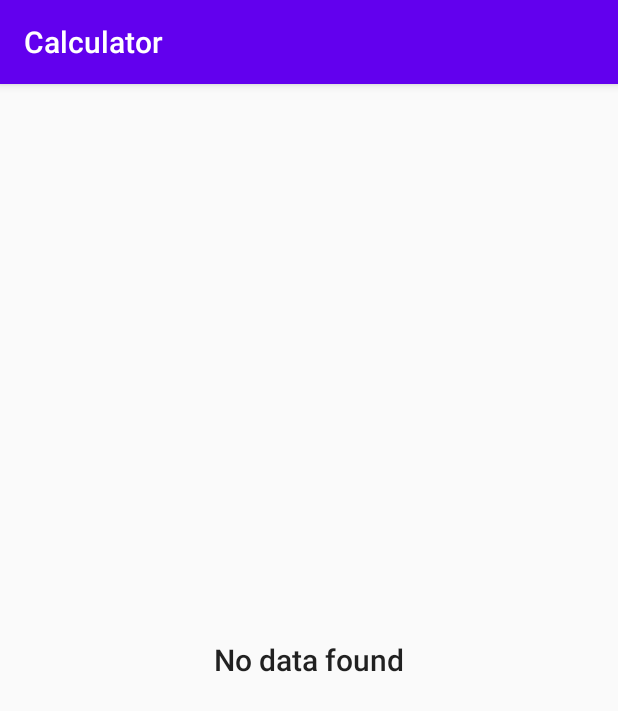
After one commit to amitdoiphode11/Calculator, an Android app: the HistoryActivity screen opened directly, with no data from a screen before it, on a phone screen of 412 x 824 dp. The commit adds this screen. Shown: the top 711 px of the screen. Run offline under Robolectric (Android 15) with nearby library versions, the phone set to English and light mode, and no system bars.

Commit message:
-- Add history

```diff
--- a/app/build.gradle
+++ b/app/build.gradle
@@ -32,6 +32,8 @@ dependencies {
     implementation 'androidx.appcompat:appcompat:1.2.0'
     implementation 'androidx.constraintlayout:constraintlayout:2.0.1'
     implementation 'androidx.lifecycle:lifecycle-extensions:2.2.0'
+    implementation 'androidx.legacy:legacy-support-v4:1.0.0'
+    implementation 'androidx.recyclerview:recyclerview:1.1.0'
     testImplementation 'junit:junit:4.12'
     androidTestImplementation 'androidx.test.ext:junit:1.1.2'
     androidTestImplementation 'androidx.test.espresso:espresso-core:3.3.0'
--- a/app/src/main/AndroidManifest.xml
+++ b/app/src/main/AndroidManifest.xml
@@ -10,6 +10,7 @@
         android:roundIcon="@mipmap/ic_launcher_round"
         android:supportsRtl="true"
         android:theme="@style/AppTheme">
+        <activity android:name=".ui.history.HistoryActivity"></activity>
         <activity android:name=".ui.login.LoginActivity">
             <intent-filter>
                 <action android:name="android.intent.action.MAIN" />
@@ -17,7 +18,7 @@
                 <category android:name="android.intent.category.LAUNCHER" />
             </intent-filter>
         </activity>
-        <activity android:name=".ui.calc.CalculatorActivity"/>
+        <activity android:name=".ui.calc.CalculatorActivity" />
         <activity android:name=".ui.calc.MainActivity" />
     </application>
 
--- /dev/null
+++ b/app/src/main/java/com/eaglesoft/calculator/ui/history/HistoryActivity.kt
@@ -0,0 +1,47 @@
+package com.eaglesoft.calculator.ui.history
+
+import android.content.Context
+import android.content.Intent
+import android.os.Bundle
+import androidx.appcompat.app.AppCompatActivity
+import androidx.fragment.app.Fragment
+import com.eaglesoft.calculator.R
+import com.eaglesoft.calculator.ui.history.fragment.HistoryListFragment
+
+class HistoryActivity : AppCompatActivity() {
+
+
+    companion object {
+        private val TAG = "HistoryActivity"
+        val TAG_LIST = "list"
+        fun getStartIntent(context: Context?, value: ArrayList<String>?): Intent {
+            val intent = Intent(context, HistoryActivity::class.java)
+            intent.putExtra(TAG_LIST,value )
+            return intent
+        }
+    }
+
+    override fun onCreate(savedInstanceState: Bundle?) {
+        super.onCreate(savedInstanceState)
+        setContentView(R.layout.activity_history)
+        replaceFragment(HistoryListFragment(getString(R.string.app_name),intent.getStringArrayListExtra(
+            TAG_LIST
+        )))
+    }
+
+    private fun replaceFragment(fragment: Fragment) {
+        supportFragmentManager.beginTransaction()
+            .replace(R.id.frame_layout, fragment, fragment.javaClass.simpleName)
+            .addToBackStack(null)
+            .commit()
+    }
+
+    override fun onBackPressed() {
+        if (supportFragmentManager.backStackEntryCount == 1) {
+            finish()
+        } else {
+            super.onBackPressed()
+        }
+    }
+
+}
--- /dev/null
+++ b/app/src/main/java/com/eaglesoft/calculator/ui/history/fragment/HistoryListFragment.kt
@@ -0,0 +1,37 @@
+package com.eaglesoft.calculator.ui.history.fragment
+
+import android.os.Bundle
+import android.util.Log
+import android.view.View
+import androidx.fragment.app.Fragment
+import androidx.recyclerview.widget.GridLayoutManager
+import com.eaglesoft.calculator.R
+import kotlinx.android.synthetic.main.fragment_history_list.*
+
+/**
+ * A fragment representing a list of Items.
+ */
+class HistoryListFragment(
+    val string: String?,
+    val value: ArrayList<String>?
+) : Fragment(R.layout.fragment_history_list) {
+
+    private var adapter: MyItemRecyclerViewAdapter? = null
+    private val TAG = "HistoryListFragment"
+
+    override fun onViewCreated(view: View, savedInstanceState: Bundle?) {
+        super.onViewCreated(view, savedInstanceState)
+        Log.e(TAG, "onViewCreated: ${string}")
+
+        adapter = MyItemRecyclerViewAdapter(context)
+        rv_history.layoutManager = GridLayoutManager(context, 1)
+        rv_history.adapter = adapter
+        if (value != null) {
+            adapter?.setData(value)
+            tv_message.visibility = View.GONE
+        } else {
+            tv_message.visibility = View.VISIBLE
+            Log.e(TAG, "onViewCreated: empty list")
+        }
+    }
+}
--- /dev/null
+++ b/app/src/main/java/com/eaglesoft/calculator/ui/history/fragment/MyItemRecyclerViewAdapter.kt
@@ -0,0 +1,39 @@
+package com.eaglesoft.calculator.ui.history.fragment
+
+import android.content.Context
+import android.view.LayoutInflater
+import android.view.View
+import android.view.ViewGroup
+import androidx.recyclerview.widget.RecyclerView
+import com.eaglesoft.calculator.R
+import kotlinx.android.synthetic.main.fragment_item.view.*
+
+class MyItemRecyclerViewAdapter(
+    private val context: Context?
+) : RecyclerView.Adapter<MyItemRecyclerViewAdapter.ViewHolder>() {
+    private var values: List<String>? = null
+
+    fun setData(values: List<String>) {
+        this.values = arrayListOf()
+        this.values = values
+        notifyDataSetChanged()
+    }
+
+    override fun onCreateViewHolder(parent: ViewGroup, viewType: Int): ViewHolder {
+        val view = LayoutInflater.from(parent.context)
+            .inflate(R.layout.fragment_item, parent, false)
+        return ViewHolder(view)
+    }
+
+    override fun onBindViewHolder(holder: ViewHolder, position: Int) {
+        holder.bind(values = values?.get(position))
+    }
+
+    override fun getItemCount(): Int = values?.size ?: 0
+
+    class ViewHolder(private val view: View) : RecyclerView.ViewHolder(view) {
+        fun bind(values: String?) {
+            view.tv_value.text = values
+        }
+    }
+}
--- a/app/src/main/java/com/eaglesoft/calculator/ui/login/LoginActivity.kt
+++ b/app/src/main/java/com/eaglesoft/calculator/ui/login/LoginActivity.kt
@@ -1,6 +1,7 @@
 package com.eaglesoft.calculator.ui.login
 
 import android.app.Activity
+import android.content.Context
 import android.content.Intent
 import android.os.Bundle
 import android.widget.Toast
@@ -17,6 +18,9 @@ class LoginActivity : AppCompatActivity() {
     companion object {
         private val TAG = "LoginActivity"
         private const val RC_SIGN_IN = 1
+        fun getStartIntent(context: Context): Intent {
+            return Intent(context, LoginActivity::class.java)
+        }
 
     }
 
--- /dev/null
+++ b/app/src/main/res/layout/activity_history.xml
@@ -0,0 +1,16 @@
+<?xml version="1.0" encoding="utf-8"?>
+<androidx.constraintlayout.widget.ConstraintLayout xmlns:android="http://schemas.android.com/apk/res/android"
+    xmlns:app="http://schemas.android.com/apk/res-auto"
+    android:layout_width="match_parent"
+    android:layout_height="match_parent">
+
+    <FrameLayout
+        android:id="@+id/frame_layout"
+        android:layout_width="match_parent"
+        android:layout_height="match_parent"
+        app:layout_constraintBottom_toBottomOf="parent"
+        app:layout_constraintEnd_toEndOf="parent"
+        app:layout_constraintStart_toStartOf="parent"
+        app:layout_constraintTop_toTopOf="parent" />
+
+</androidx.constraintlayout.widget.ConstraintLayout>
--- /dev/null
+++ b/app/src/main/res/layout/fragment_history_list.xml
@@ -0,0 +1,28 @@
+<?xml version="1.0" encoding="utf-8"?>
+<RelativeLayout xmlns:android="http://schemas.android.com/apk/res/android"
+    xmlns:app="http://schemas.android.com/apk/res-auto"
+    xmlns:tools="http://schemas.android.com/tools"
+    android:layout_width="match_parent"
+    android:layout_height="match_parent">
+
+    <androidx.recyclerview.widget.RecyclerView
+        android:id="@+id/rv_history"
+        android:layout_width="match_parent"
+        android:layout_height="match_parent"
+        android:layout_marginLeft="16dp"
+        android:layout_marginRight="16dp"
+        app:layoutManager="LinearLayoutManager"
+        tools:context=".ui.history.fragment.HistoryListFragment"
+        tools:listitem="@layout/fragment_item" />
+
+    <androidx.appcompat.widget.AppCompatTextView
+        android:id="@+id/tv_message"
+        style="@style/TextAppearance.AppCompat.SearchResult.Title"
+        android:layout_width="match_parent"
+        android:layout_height="wrap_content"
+        android:layout_centerInParent="true"
+        android:gravity="center"
+        android:padding="16dp"
+        android:text="@string/label_no_data_found"
+        android:visibility="gone" />
+</RelativeLayout>
--- a/app/src/main/res/values/dimens.xml
+++ b/app/src/main/res/values/dimens.xml
@@ -1,4 +1,5 @@
 <?xml version="1.0" encoding="utf-8"?>
 <resources>
     <dimen name="_35sp">35sp</dimen>
+    <dimen name="text_margin">16dp</dimen>
 </resources>
--- a/app/src/main/res/values/strings.xml
+++ b/app/src/main/res/values/strings.xml
@@ -3,5 +3,8 @@
     <string name="error_login">Login Unsuccessful</string>
     <string name="success_login">Login Successful</string>
     <string name="error_invalid_input">Please enter valid input</string>
+    <string name="title_logout">Logout</string>
+    <string name="title_history">History</string>
+    <string name="label_no_data_found">No data found</string>
 
 </resources>
```
Also changed, not shown: app/src/main/java/com/eaglesoft/calculator/ui/calc/CalculatorViewModel.kt (+7 -6 lines), app/src/main/java/com/eaglesoft/calculator/ui/calc/MainActivity.kt (+35 -1 lines), app/src/main/res/layout/fragment_item.xml (added, +17 -0 lines), app/src/main/res/menu/menu_calc.xml (added, +13 -0 lines).
